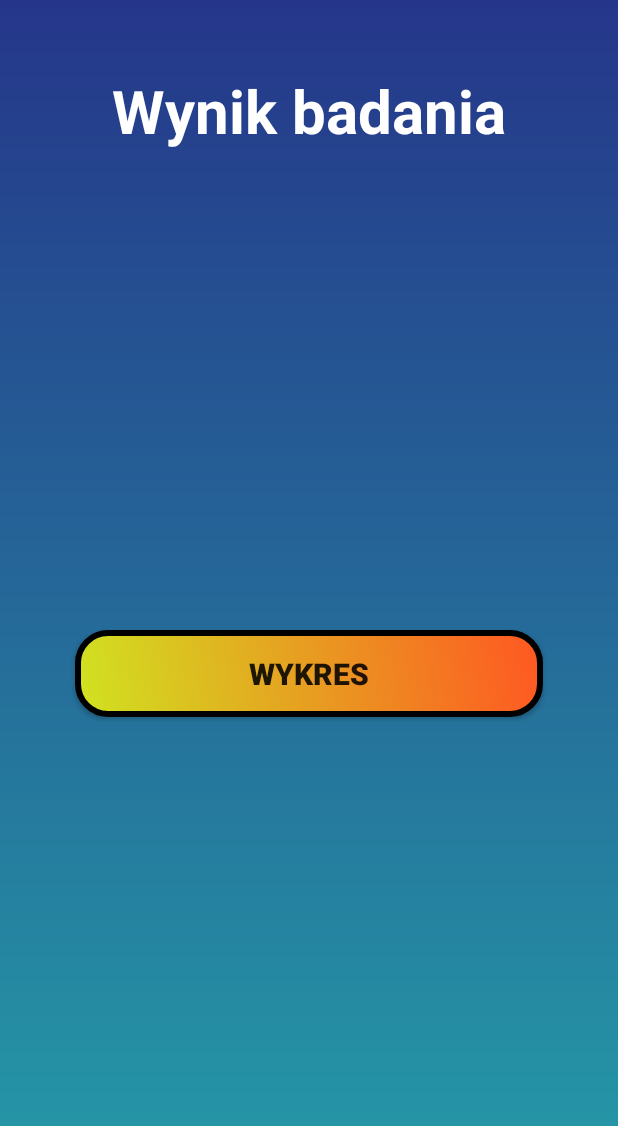
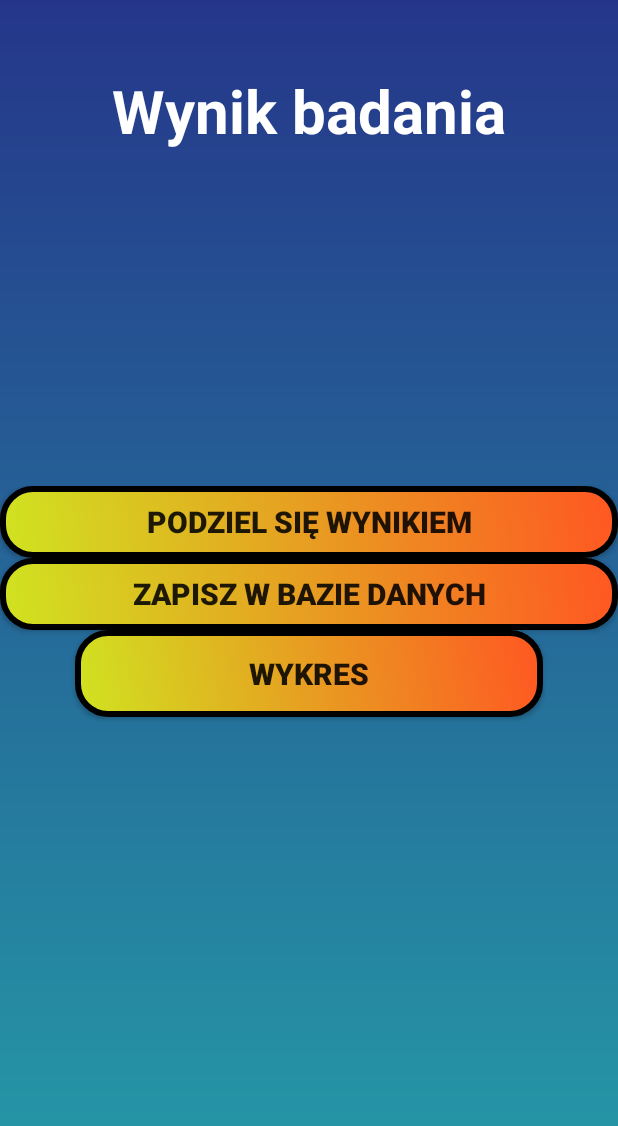
Before and after one commit to Mateusz-Gorniak/AudiogramApp, an Android app: the ResultActivity screen opened directly, with no data from a screen before it, on a phone screen of 412 x 824 dp. Shown: the top 1126 px of the screen. Run offline under Robolectric (Android 15) with nearby library versions, the phone set to English and light mode, and no system bars.

Commit message:
ResultActivity edit

```diff
--- a/app/src/main/res/layout/activity_result.xml
+++ b/app/src/main/res/layout/activity_result.xml
@@ -39,6 +39,30 @@
         app:layout_constraintStart_toStartOf="parent"
         app:layout_constraintTop_toTopOf="parent"
         tools:ignore="MissingConstraints" />
+    <androidx.appcompat.widget.AppCompatButton
+        android:id="@+id/dBButton"
+        android:layout_width="match_parent"
+        android:layout_height="wrap_content"
+        android:background="@drawable/btn_shape2"
+        android:foreground="?attr/selectableItemBackgroundBorderless"
+        tools:ignore="MissingConstraints"
+        android:text="Zapisz w bazie danych"
+        app:layout_constraintBottom_toTopOf="@+id/graphButton"
+        android:textSize="20sp"
+        android:textStyle="bold"
+
+        />
+    <androidx.appcompat.widget.AppCompatButton
+        android:id="@+id/share"
+        android:layout_width="match_parent"
+        android:layout_height="wrap_content"
+        android:background="@drawable/btn_shape2"
+        android:foreground="?attr/selectableItemBackgroundBorderless"
+        app:layout_constraintBottom_toTopOf="@+id/dBButton"
+        android:text="Podziel się wynikiem"
+        tools:ignore="MissingConstraints"
+        android:textSize="20sp"
+        android:textStyle="bold"/>
 
 
 </androidx.constraintlayout.widget.ConstraintLayout>
```
